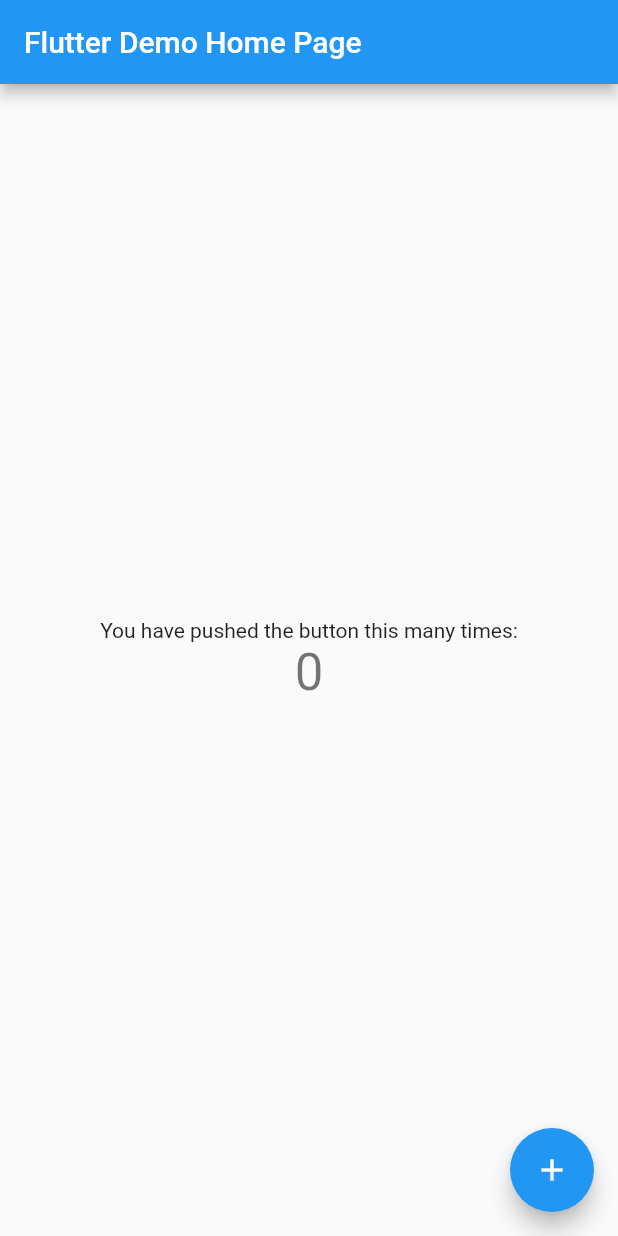
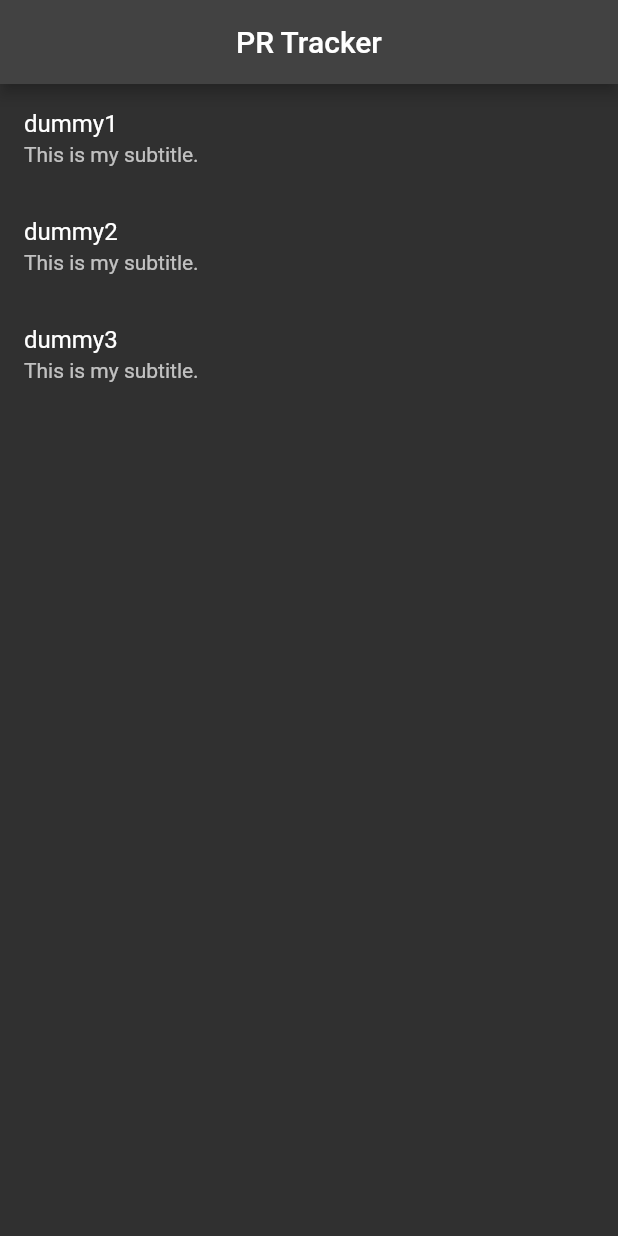
Before and after one commit to DavidLaMartina/PRTracker, a Flutter app: the screen it shows after launch, on a phone screen of 412 x 824 dp. Run offline on Flutter 3.47's test engine with Material 2 defaults, Android fonts, the phone set to English and light mode, and no system bars; our stand-ins replace shared_preferences.

Commit message:
Basics stubbed out

```diff
--- /dev/null
+++ b/lib/app.dart
@@ -0,0 +1,58 @@
+import 'package:flutter/material.dart';
+import 'package:prtracker/screens/new_record_screen.dart';
+import 'package:prtracker/screens/record_details_screen.dart';
+import 'package:prtracker/screens/record_list_screen.dart';
+import 'package:prtracker/widgets/pr_tracker_scaffold.dart';
+import 'package:shared_preferences/shared_preferences.dart';
+import 'config/constants.dart';
+
+class App extends StatelessWidget {
+  final routes = {
+    RecordListScreen.route: (context) => RecordListScreen(),
+    NewRecordScreen.route: (context) => NewRecordScreen(),
+    RecordDetailsScreen.route: (context) => RecordDetailsScreen()
+  };
+
+  @override
+  Widget build(BuildContext context) {
+    return MaterialApp(
+        title: 'PR Tracker',
+        theme: ThemeData.dark(),
+        initialRoute: RecordListScreen.route,
+        routes: routes);
+  }
+}
+
+// class AppState extends State<App> {
+//   late ThemeData themeData;
+//   late SharedPreferences prefs;
+
+//   void toggleTheme(bool darkModeOn) {
+//     setState(() {
+//       widget.preferences.setBool(DARK_MODE_ON_KEY, darkModeOn);
+//       themeData = darkModeOn ? ThemeData.dark() : ThemeData.light();
+//     });
+//   }
+
+//   void getTheme() {
+//     setState(() {
+//       prefs = widget.preferences;
+//       if (prefs.containsKey(DARK_MODE_ON_KEY)) {
+//         toggleTheme(prefs.getBool(DARK_MODE_ON_KEY) ?? false);
+//       } else {
+//         toggleTheme(false);
+//       }
+//     });
+//   }
+
+//   @override
+//   void initState() {
+//     super.initState();
+//     toggleTheme(widget.preferences.getBool(DARK_MODE_ON_KEY) ?? false);
+//   }
+
+//   @override
+//   Widget build(BuildContext context) {
+//     return MaterialApp(title: 'PR Tracker', theme: themeData, home: null);
+//   }
+// }
--- /dev/null
+++ b/lib/config/constants.dart
@@ -0,0 +1 @@
+const String DARK_MODE_ON_KEY = 'dark_mode_on';
--- a/lib/main.dart
+++ b/lib/main.dart
@@ -1,115 +1,14 @@
 import 'package:flutter/material.dart';
+import 'package:flutter/services.dart';
+import 'package:prtracker/services/records_service.dart';
+import 'package:shared_preferences/shared_preferences.dart';
+import 'app.dart';
 
-void main() {
-  runApp(const MyApp());
+late RecordsService recordsService;
+
+void main() async {
+  WidgetsFlutterBinding.ensureInitialized();
+  await SystemChrome.setPreferredOrientations([DeviceOrientation.portraitUp]);
+  recordsService = RecordsService();
+  runApp(App());
 }
-
-class MyApp extends StatelessWidget {
-  const MyApp({super.key});
-
-  // This widget is the root of your application.
-  @override
-  Widget build(BuildContext context) {
-    return MaterialApp(
-      title: 'Flutter Demo',
-      theme: ThemeData(
-        // This is the theme of your application.
-        //
-        // Try running your application with "flutter run". You'll see the
-        // application has a blue toolbar. Then, without quitting the app, try
-        // changing the primarySwatch below to Colors.green and then invoke
-        // "hot reload" (press "r" in the console where you ran "flutter run",
-        // or simply save your changes to "hot reload" in a Flutter IDE).
-        // Notice that the counter didn't reset back to zero; the application
-        // is not restarted.
-        primarySwatch: Colors.blue,
-      ),
-      home: const MyHomePage(title: 'Flutter Demo Home Page'),
-    );
-  }
-}
-
-class MyHomePage extends StatefulWidget {
-  const MyHomePage({super.key, required this.title});
-
-  // This widget is the home page of your application. It is stateful, meaning
-  // that it has a State object (defined below) that contains fields that affect
-  // how it looks.
-
-  // This class is the configuration for the state. It holds the values (in this
-  // case the title) provided by the parent (in this case the App widget) and
-  // used by the build method of the State. Fields in a Widget subclass are
-  // always marked "final".
-
-  final String title;
-
-  @override
-  State<MyHomePage> createState() => _MyHomePageState();
-}
-
-class _MyHomePageState extends State<MyHomePage> {
-  int _counter = 0;
-
-  void _incrementCounter() {
-    setState(() {
-      // This call to setState tells the Flutter framework that something has
-      // changed in this State, which causes it to rerun the build method below
-      // so that the display can reflect the updated values. If we changed
-      // _counter without calling setState(), then the build method would not be
-      // called again, and so nothing would appear to happen.
-      _counter++;
-    });
-  }
-
-  @override
-  Widget build(BuildContext context) {
-    // This method is rerun every time setState is called, for instance as done
-    // by the _incrementCounter method above.
-    //
-    // The Flutter framework has been optimized to make rerunning build methods
-    // fast, so that you can just rebuild anything that needs updating rather
-    // than having to individually change instances of widgets.
-    return Scaffold(
-      appBar: AppBar(
-        // Here we take the value from the MyHomePage object that was created by
-        // the App.build method, and use it to set our appbar title.
-        title: Text(widget.title),
-      ),
-      body: Center(
-        // Center is a layout widget. It takes a single child and positions it
-        // in the middle of the parent.
-        child: Column(
-          // Column is also a layout widget. It takes a list of children and
-          // arranges them vertically. By default, it sizes itself to fit its
-          // children horizontally, and tries to be as tall as its parent.
-          //
-          // Invoke "debug painting" (press "p" in the console, choose the
-          // "Toggle Debug Paint" action from the Flutter Inspector in Android
-          // Studio, or the "Toggle Debug Paint" command in Visual Studio Code)
-          // to see the wireframe for each widget.
-          //
-          // Column has various properties to control how it sizes itself and
-          // how it positions its children. Here we use mainAxisAlignment to
-          // center the children vertically; the main axis here is the vertical
-          // axis because Columns are vertical (the cross axis would be
-          // horizontal).
-          mainAxisAlignment: MainAxisAlignment.center,
-          children: <Widget>[
-            const Text(
-              'You have pushed the button this many times:',
-            ),
-            Text(
-              '$_counter',
-              style: Theme.of(context).textTheme.headline4,
-            ),
-          ],
-        ),
-      ),
-      floatingActionButton: FloatingActionButton(
-        onPressed: _incrementCounter,
-        tooltip: 'Increment',
-        child: const Icon(Icons.add),
-      ), // This trailing comma makes auto-formatting nicer for build methods.
-    );
-  }
-}
--- /dev/null
+++ b/lib/models/record.dart
@@ -0,0 +1,6 @@
+class Record {
+  DateTime date;
+  String? videoUri;
+
+  Record({required this.date, this.videoUri});
+}
--- /dev/null
+++ b/lib/screens/record_list_screen.dart
@@ -0,0 +1,33 @@
+import 'package:flutter/material.dart';
+import 'package:prtracker/main.dart';
+import 'package:prtracker/models/record.dart';
+import 'package:prtracker/widgets/pr_tracker_scaffold.dart';
+
+class RecordListScreen extends StatelessWidget {
+  static const route = '/';
+
+  const RecordListScreen({super.key});
+
+  @override
+  Widget build(BuildContext context) {
+    return PRTrackerScaffold(
+      child: StreamBuilder<List<Record>>(
+          stream: recordsService.onRecords(),
+          builder: (context, snapshot) {
+            var records = snapshot.data;
+            if (records == null) {
+              return const Center(child: CircularProgressIndicator());
+            }
+            return ListView.builder(
+                itemCount: records.length,
+                itemBuilder: (context, index) {
+                  var record = records[index];
+                  return ListTile(
+                      title: Text(record.videoUri ?? ''),
+                      subtitle: const Text('This is my subtitle.'),
+                      onTap: () {});
+                });
+          }),
+    );
+  }
+}
--- /dev/null
+++ b/lib/services/records_service.dart
@@ -0,0 +1,16 @@
+import 'package:flutter/material.dart';
+import 'package:prtracker/models/record.dart';
+
+class RecordsService extends ChangeNotifier {
+  int recordTotal = 0;
+
+  Stream<List<Record>> onRecords() async* {
+    var records = [
+      Record(date: DateTime.now(), videoUri: 'dummy1'),
+      Record(date: DateTime.now(), videoUri: 'dummy2'),
+      Record(date: DateTime.now(), videoUri: 'dummy3')
+    ];
+    int count = 0;
+    yield records;
+  }
+}
--- /dev/null
+++ b/lib/widgets/pr_tracker_scaffold.dart
@@ -0,0 +1,17 @@
+import 'package:flutter/material.dart';
+
+class PRTrackerScaffold extends StatelessWidget {
+  final Widget child;
+
+  PRTrackerScaffold({required this.child});
+
+  @override
+  Widget build(BuildContext context) {
+    return Scaffold(
+        appBar: AppBar(
+          title: const Text('PR Tracker'),
+          centerTitle: true,
+        ),
+        body: Center(child: child));
+  }
+}
--- a/pubspec.yaml
+++ b/pubspec.yaml
@@ -31,6 +31,9 @@
 dependencies:
   flutter:
     sdk: flutter
+  shared_preferences: '2.0.15'
+  sqflite: '^2.2.0'
+  sembast: ^3.3.1
 
 
   # The following adds the Cupertino Icons font to your application.
```
Also changed, not shown: lib/screens/new_record_screen.dart (added, +19 -0 lines), lib/screens/record_details_screen.dart (added, +16 -0 lines), pubspec.lock, 10 other files.
